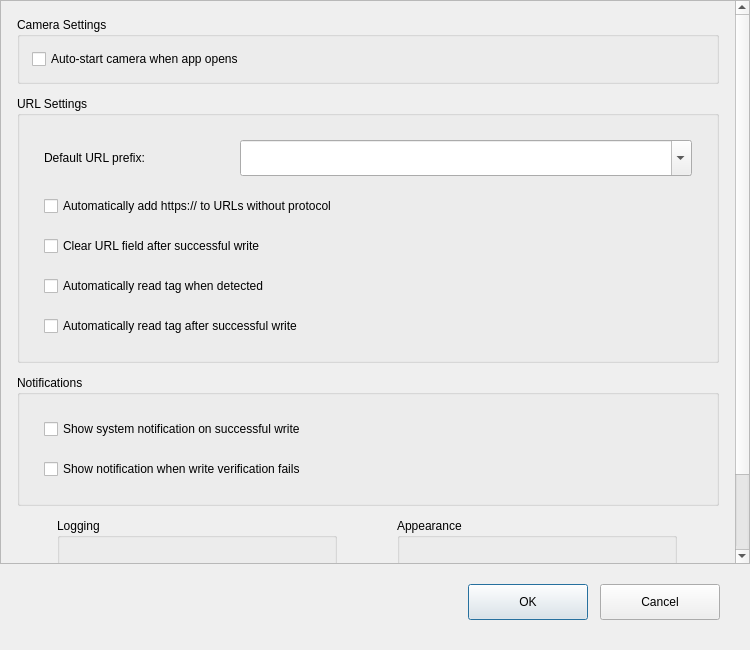
Above: nfc_url_writer/ui/settings_dialog.ui from CCavins/NFC_Writer_App before the change. Below: the same form after it.
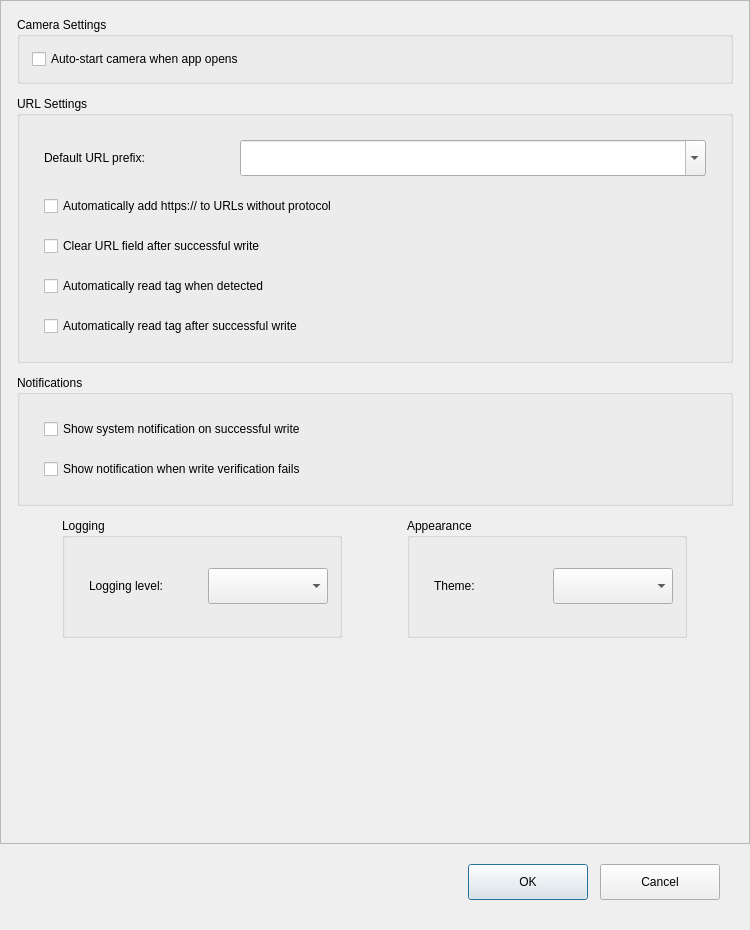
That is the form after the change.

Commit message: Fix camera index mapping and modernize UI with vixi design system

Patch:
```diff
--- a/nfc_url_writer/ui/settings_dialog.ui
+++ b/nfc_url_writer/ui/settings_dialog.ui
@@ -7,7 +7,7 @@
     <x>0</x>
     <y>0</y>
     <width>750</width>
-    <height>650</height>
+    <height>930</height>
    </rect>
   </property>
   <property name="minimumSize">
```
The commit also changes 6 other files.
